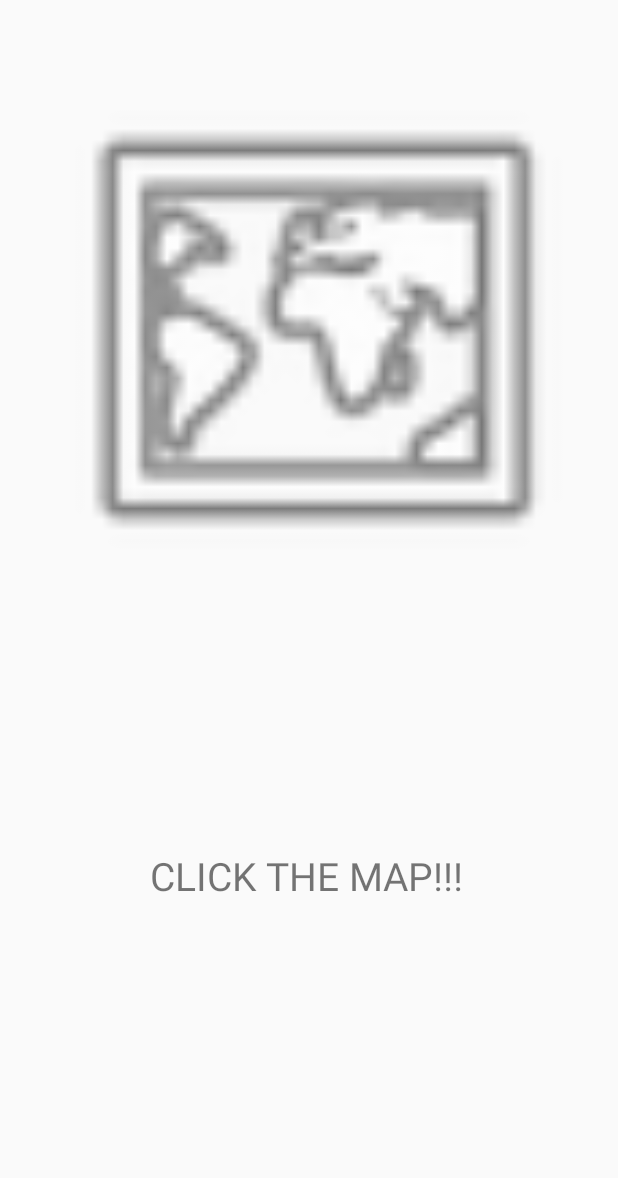
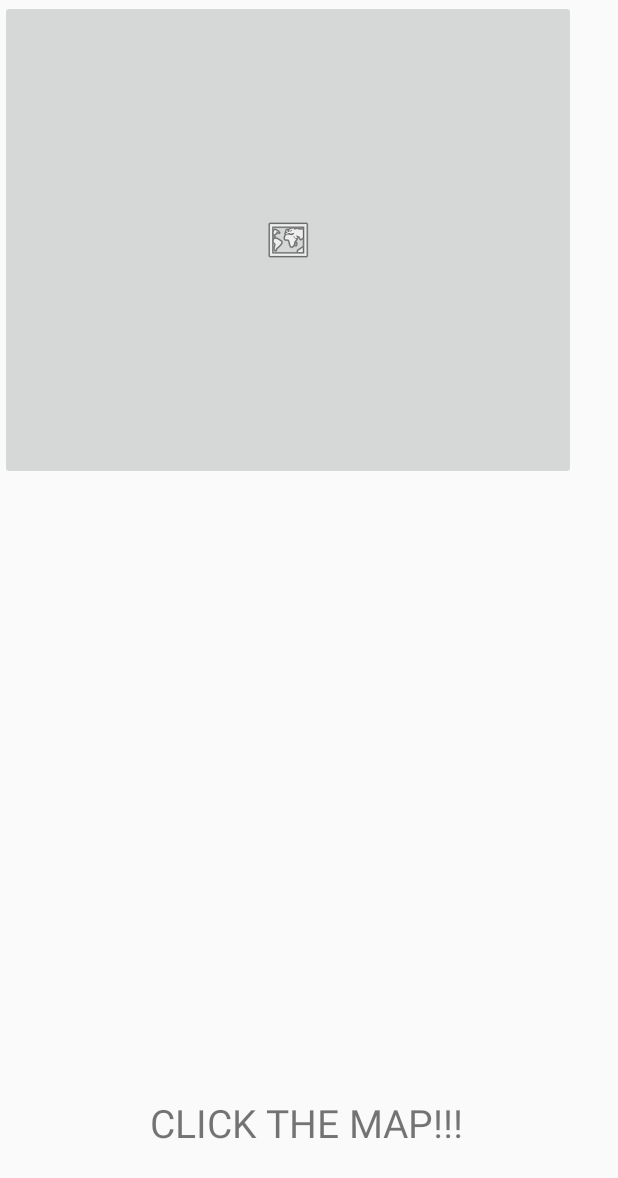
Before and after one commit to MateuszDzik/MP7, an Android app: the layout activity_main.xml on its own in the app's theme, with its tools: preview values and no code run, on a phone screen of 412 x 824 dp. Shown: the top 1178 px of the screen. Run offline under Robolectric (Android 15) with nearby library versions, the phone set to English and light mode, and no system bars.

Commit message:
does not work yet hold up :(

```diff
--- a/app/src/main/java/edu/illinois/cs/cs125/mp7/MainActivity.java
+++ b/app/src/main/java/edu/illinois/cs/cs125/mp7/MainActivity.java
@@ -2,6 +2,9 @@ package edu.illinois.cs.cs125.mp7;
 
 import android.support.v7.app.AppCompatActivity;
 import android.os.Bundle;
+import android.view.View;
+import android.widget.ImageButton;
+import android.widget.ImageView;
 
 public class MainActivity extends AppCompatActivity {
 
@@ -10,4 +13,15 @@ public class MainActivity extends AppCompatActivity {
         super.onCreate(savedInstanceState);
         setContentView(R.layout.activity_main);
     }
+
+    ImageButton pleaseWork = (ImageButton)findViewById(R.id.map);
+
+    pleaseWork.setOnClickListener(new View.OnClickListener() {
+        @Override
+        public void onClick(View v) {
+
+        }
+    }
+
+    );
 }
--- a/app/src/main/res/layout/activity_main.xml
+++ b/app/src/main/res/layout/activity_main.xml
@@ -10,26 +10,17 @@
         android:layout_width="213dp"
         android:layout_height="89dp"
         android:layout_marginBottom="4dp"
-        android:layout_marginTop="8dp"
         android:text="CLICK THE MAP!!!"
         android:textSize="26sp"
         app:layout_constraintBottom_toBottomOf="parent"
         app:layout_constraintEnd_toEndOf="parent"
         app:layout_constraintHorizontal_bias="0.502"
-        app:layout_constraintStart_toStartOf="parent"
-        app:layout_constraintTop_toBottomOf="@+id/imageView" />
+        app:layout_constraintStart_toStartOf="parent" />
 
-    <ImageView
-        android:id="@+id/imageView"
-        android:layout_width="379dp"
-        android:layout_height="347dp"
-        android:contentDescription="Button you press"
-        app:layout_constraintBottom_toBottomOf="parent"
-        app:layout_constraintEnd_toEndOf="parent"
-        app:layout_constraintHorizontal_bias="0.6"
-        app:layout_constraintStart_toStartOf="parent"
-        app:layout_constraintTop_toTopOf="parent"
-        app:layout_constraintVertical_bias="0.097"
+    <ImageButton
+        android:id="@+id/map"
+        android:layout_width="384dp"
+        android:layout_height="320dp"
         app:srcCompat="@android:drawable/ic_menu_mapmode" />
 
 </android.support.constraint.ConstraintLayout>
```
